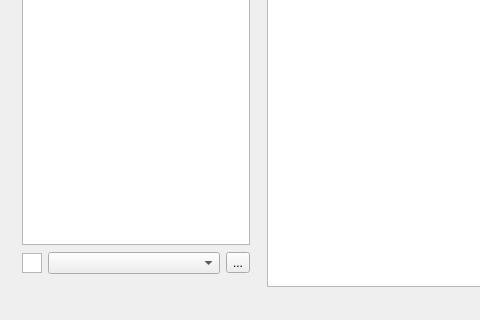
Qt form linphonewindow.ui (Gui13/qlinphone) before a commit; both pictures show x 0 to 480 and y 199 to 519 of the 903 by 519 pixel window.
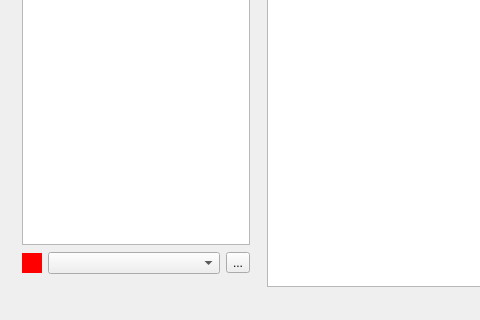
The same form after that commit.

The edit to the form file:
```diff
--- a/linphonewindow.ui
+++ b/linphonewindow.ui
@@ -77,21 +77,30 @@
             <item row="0" column="0">
              <layout class="QHBoxLayout" name="accountLayout">
               <item>
-               <widget class="QGraphicsView" name="accountStatus">
+               <widget class="QWidget" name="accountStatus" native="true">
+                <property name="sizePolicy">
+                 <sizepolicy hsizetype="Fixed" vsizetype="Fixed">
+                  <horstretch>0</horstretch>
+                  <verstretch>0</verstretch>
+                 </sizepolicy>
+                </property>
+                <property name="minimumSize">
+                 <size>
+                  <width>20</width>
+                  <height>20</height>
+                 </size>
+                </property>
                 <property name="maximumSize">
                  <size>
                   <width>20</width>
                   <height>20</height>
                  </size>
                 </property>
-                <property name="foregroundBrush">
-                 <brush brushstyle="SolidPattern">
-                  <color alpha="255">
-                   <red>82</red>
-                   <green>204</green>
-                   <blue>83</blue>
-                  </color>
-                 </brush>
+                <property name="autoFillBackground">
+                 <bool>false</bool>
+                </property>
+                <property name="styleSheet">
+                 <string notr="true">background-color:red</string>
                 </property>
                </widget>
               </item>
```
